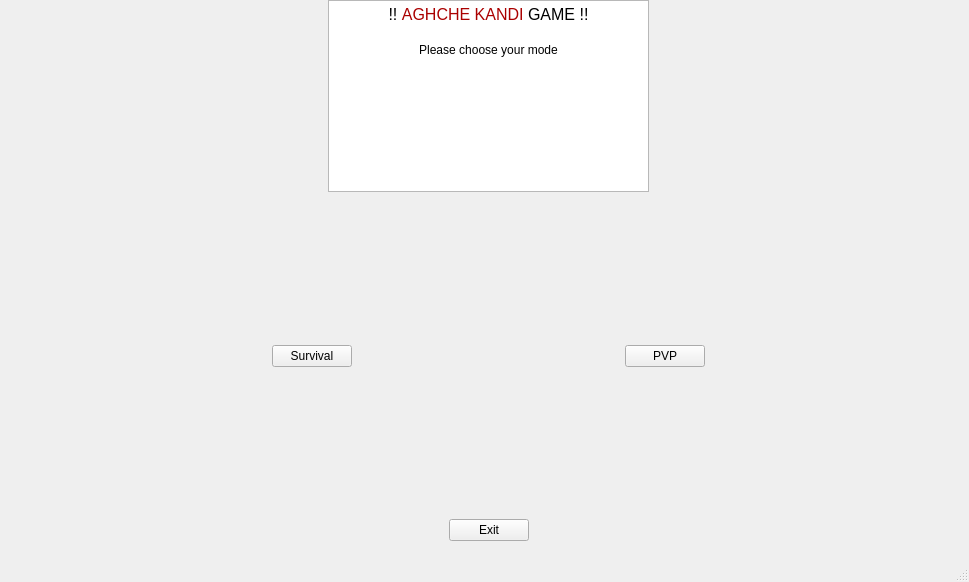
This is mainwindow.ui in nimakkhezri/KOQ as Qt 5 draws it before an edit. The edited form follows.
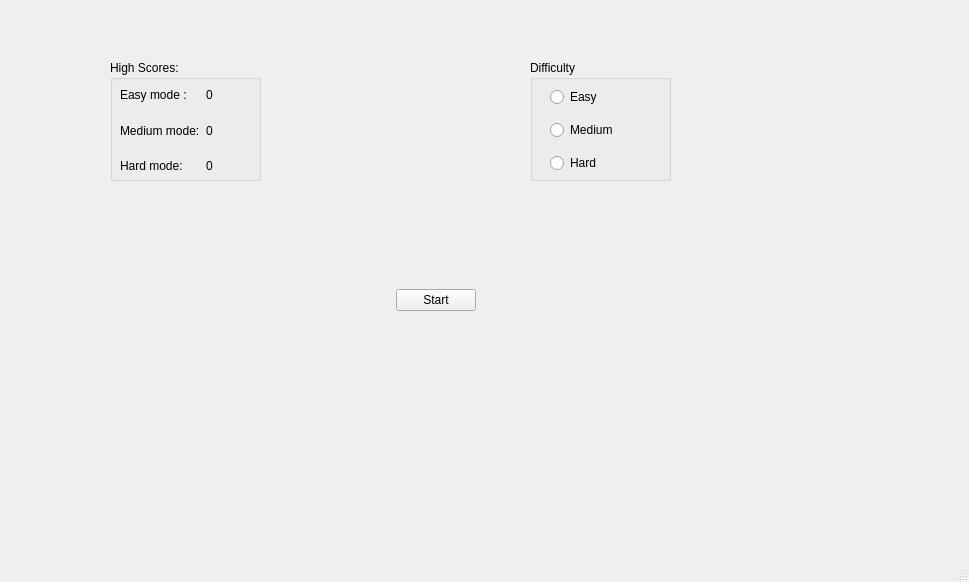
This is the edited form. The open tabs and pages were chosen to show the change.

Patch:
```diff
--- a/mainwindow.ui
+++ b/mainwindow.ui
@@ -857,6 +857,169 @@
       </property>
      </widget>
     </widget>
+    <widget class="QWidget" name="p6">
+     <widget class="QWidget" name="horizontalLayoutWidget_2">
+      <property name="geometry">
+       <rect>
+        <x>-50</x>
+        <y>290</y>
+        <width>971</width>
+        <height>80</height>
+       </rect>
+      </property>
+      <layout class="QHBoxLayout" name="horizontalLayout_5">
+       <item>
+        <spacer name="horizontalSpacer_14">
+         <property name="orientation">
+          <enum>Qt::Horizontal</enum>
+         </property>
+         <property name="sizeHint" stdset="0">
+          <size>
+           <width>40</width>
+           <height>20</height>
+          </size>
+         </property>
+        </spacer>
+       </item>
+       <item>
+        <widget class="QPushButton" name="survival_start_btn">
+         <property name="enabled">
+          <bool>true</bool>
+         </property>
+         <property name="text">
+          <string>Start</string>
+         </property>
+        </widget>
+       </item>
+       <item>
+        <spacer name="horizontalSpacer_15">
+         <property name="orientation">
+          <enum>Qt::Horizontal</enum>
+         </property>
+         <property name="sizeHint" stdset="0">
+          <size>
+           <width>40</width>
+           <height>20</height>
+          </size>
+         </property>
+        </spacer>
+       </item>
+      </layout>
+     </widget>
+     <widget class="QGroupBox" name="groupBox_3">
+      <property name="geometry">
+       <rect>
+        <x>530</x>
+        <y>90</y>
+        <width>141</width>
+        <height>121</height>
+       </rect>
+      </property>
+      <property name="title">
+       <string>Difficulty</string>
+      </property>
+      <widget class="QWidget" name="verticalLayoutWidget_3">
+       <property name="geometry">
+        <rect>
+         <x>20</x>
+         <y>20</y>
+         <width>121</width>
+         <height>101</height>
+        </rect>
+       </property>
+       <layout class="QVBoxLayout" name="verticalLayout_4">
+        <item>
+         <widget class="QRadioButton" name="survival_easy_btn">
+          <property name="text">
+           <string>Easy</string>
+          </property>
+         </widget>
+        </item>
+        <item>
+         <widget class="QRadioButton" name="survival_medium_btn">
+          <property name="text">
+           <string>Medium</string>
+          </property>
+         </widget>
+        </item>
+        <item>
+         <widget class="QRadioButton" name="survival_hard_btn">
+          <property name="text">
+           <string>Hard</string>
+          </property>
+         </widget>
+        </item>
+       </layout>
+      </widget>
+     </widget>
+     <widget class="QGroupBox" name="groupBox_4">
+      <property name="geometry">
+       <rect>
+        <x>110</x>
+        <y>90</y>
+        <width>151</width>
+        <height>121</height>
+       </rect>
+      </property>
+      <property name="title">
+       <string>High Scores:</string>
+      </property>
+      <widget class="QWidget" name="gridLayoutWidget_2">
+       <property name="geometry">
+        <rect>
+         <x>10</x>
+         <y>20</y>
+         <width>141</width>
+         <height>101</height>
+        </rect>
+       </property>
+       <layout class="QGridLayout" name="gridLayout">
+        <item row="0" column="0">
+         <widget class="QLabel" name="label_9">
+          <property name="text">
+           <string>Easy mode :</string>
+          </property>
+         </widget>
+        </item>
+        <item row="2" column="0">
+         <widget class="QLabel" name="label_5">
+          <property name="text">
+           <string>Hard mode:</string>
+          </property>
+         </widget>
+        </item>
+        <item row="1" column="0">
+         <widget class="QLabel" name="label_8">
+          <property name="text">
+           <string>Medium mode:</string>
+          </property>
+         </widget>
+        </item>
+        <item row="2" column="1">
+         <widget class="QLabel" name="hard_highscore">
+          <property name="text">
+           <string>0</string>
+          </property>
+         </widget>
+        </item>
+        <item row="1" column="1">
+         <widget class="QLabel" name="medium_highscore">
+          <property name="text">
+           <string>0</string>
+          </property>
+         </widget>
+        </item>
+        <item row="0" column="1">
+         <widget class="QLabel" name="easy_highscore">
+          <property name="text">
+           <string>0</string>
+          </property>
+         </widget>
+        </item>
+       </layout>
+      </widget>
+     </widget>
+    </widget>
    </widget>
   </widget>
   <widget class="QMenuBar" name="menubar">
```
